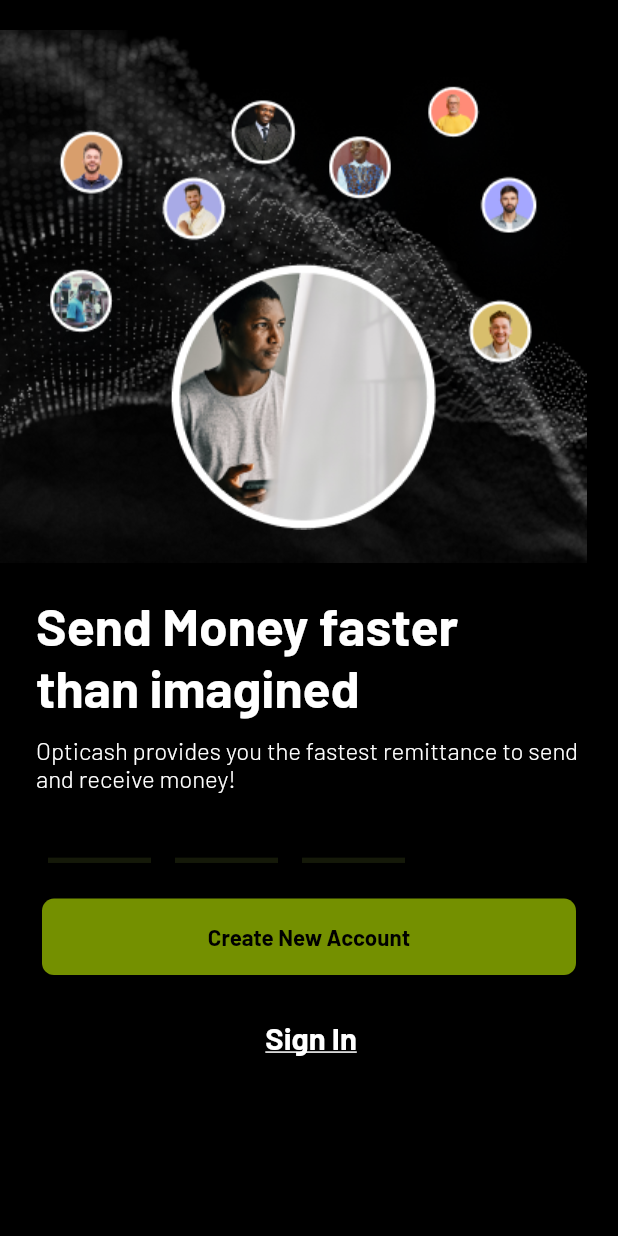
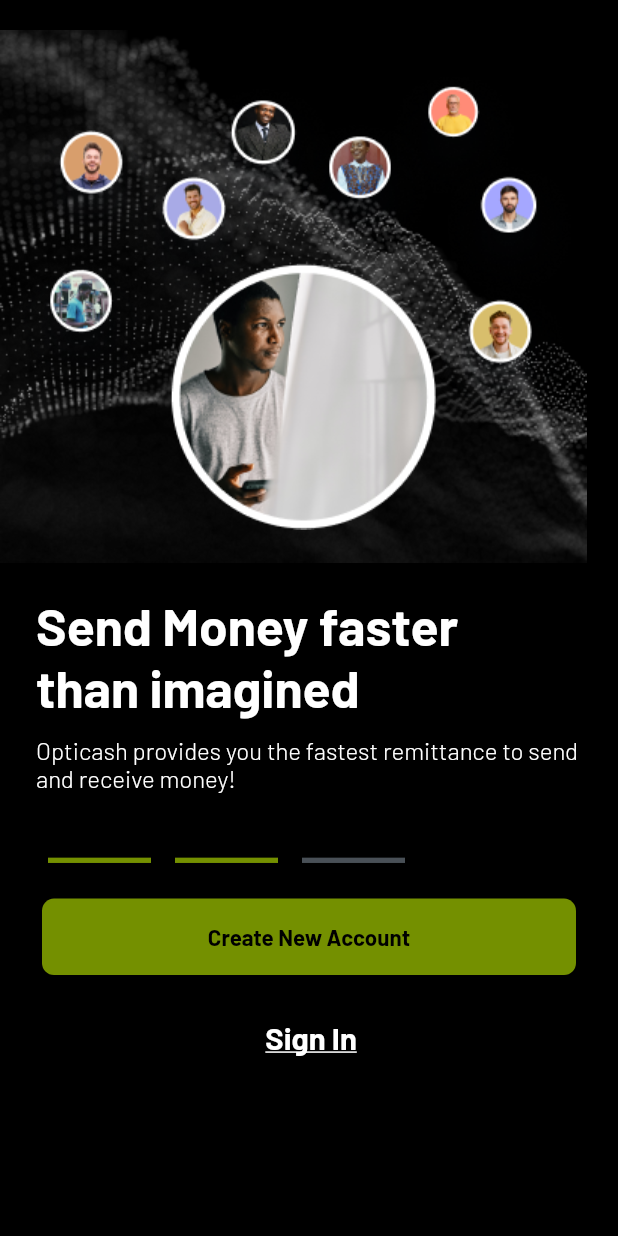
Before and after one commit to kekule15/opticash, a Flutter app: the screen it shows after launch, on a phone screen of 412 x 824 dp. Run offline on Flutter 3.47's test engine with Material 2 defaults, Android fonts, the phone set to English and light mode, and no system bars; drawn by our look-alikes of loader_overlay; our stand-ins replace dio, flutter_riverpod, flutter_screenutil, flutter_spinkit, flutter_svg, fluttertoast and 5 more.

```diff
--- a/lib/views/onboarding/onboarding_screen.dart
+++ b/lib/views/onboarding/onboarding_screen.dart
@@ -4,7 +4,7 @@ import 'package:opticash/style/appColors.dart';
 import 'package:opticash/utils/constvalues.dart';
 import 'package:opticash/utils/images.dart';
 import 'package:opticash/views/authentication/login.dart';
-import 'package:opticash/views/authentication/register_customer.dart';
+import 'package:opticash/views/authentication/register.dart';
 import 'package:opticash/widgets/app_logo_widget.dart';
 import 'package:opticash/widgets/buttons.dart';
 import 'package:opticash/widgets/custom_appbar.dart';
@@ -28,32 +28,28 @@ class _OnboardingScreenState extends ConsumerState<OnboardingScreen> {
   int indexData = 0;
   int _currentPage = 0;
   late Timer? _timer;
-  final PageController _pageController = PageController(
-    initialPage: 0,
-  );
+
   @override
   void initState() {
-    // GetStorage box = GetStorage();
-    // box.write('onboarding', 'value');
+
     super.initState();
-    _timer = Timer.periodic(const Duration(seconds: 4), (Timer timer) {
+    _timer = Timer.periodic(const Duration(seconds: 3), (Timer timer) {
       if (_currentPage < 3) {
-        _currentPage++;
+        setState(() {
+          _currentPage++;
+        });
       } else {
-        _currentPage = 3;
+        setState(() {
+          _currentPage = 0;
+        });
       }
 
-      _pageController.animateToPage(
-        _currentPage,
-        duration: const Duration(milliseconds: 600),
-        curve: Curves.easeOutBack,
-      );
+
     });
   }
 
   @override
   void dispose() {
-    _pageController.dispose();
     _timer?.cancel();
     super.dispose();
   }
@@ -114,7 +110,9 @@ class _OnboardingScreenState extends ConsumerState<OnboardingScreen> {
                     height: 3.h,
                     width: MediaQuery.sizeOf(context).width / 6,
                     decoration: BoxDecoration(
-                        color:AppColors.secondary.withOpacity(0.3)),
+                        color: _currentPage >= index
+                            ? AppColors.primary
+                            : AppColors.gray4),
                   ))),
         ),
         SizedBox(height: 10.h),
@@ -124,7 +122,7 @@ class _OnboardingScreenState extends ConsumerState<OnboardingScreen> {
             titleColor: AppColors.black,
             isLoading: false,
             onclick: () {
-              Get.to(() => ResgisterCustomer());
+              Get.to(() => Resgister());
             }),
         SizedBox(height: 10.h),
         Center(
--- a/lib/widgets/dialog_widgets.dart
+++ b/lib/widgets/dialog_widgets.dart
@@ -70,6 +70,7 @@ class DialogWidgets {
       {required Widget child,
       required String title,
       required BuildContext context,
+      bool? showHeader,
       required WidgetRef ref}) {
 
 
@@ -82,7 +83,7 @@ class DialogWidgets {
         contentPadding: EdgeInsets.zero,
         shape: RoundedRectangleBorder(
             borderRadius: BorderRadius.all(Radius.circular(5.r))),
-        title: Container(
+        title: showHeader ==  true? Container(
           height: 30.h,
           decoration: BoxDecoration(
               color: AppColors.primary,
@@ -98,7 +99,7 @@ class DialogWidgets {
                   ?.copyWith(color: AppColors.white, fontWeight: FontWeight.bold),
             ),
           ),
-        ),
+        ):const SizedBox(),
         content: child);
 
     // show the dialog
```
Also changed, not shown: lib/views/authentication/register.dart (renamed from lib/views/authentication/register_customer.dart, +13 -152 lines), lib/views/authentication/widgets/confirm_dialog.dart (added, +68 -0 lines).
